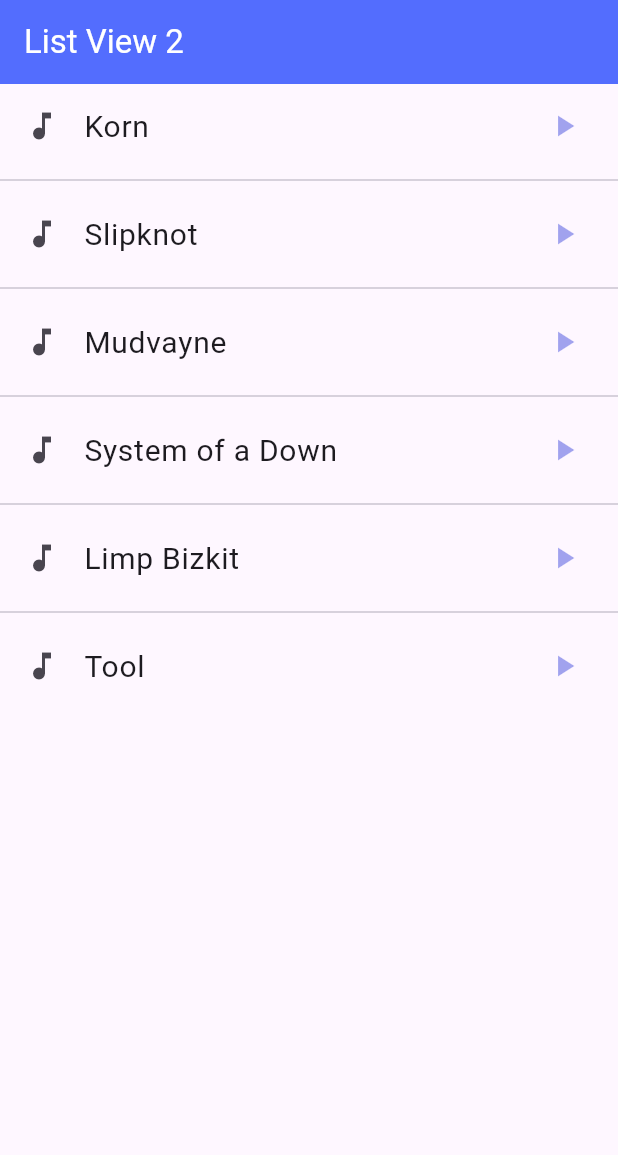
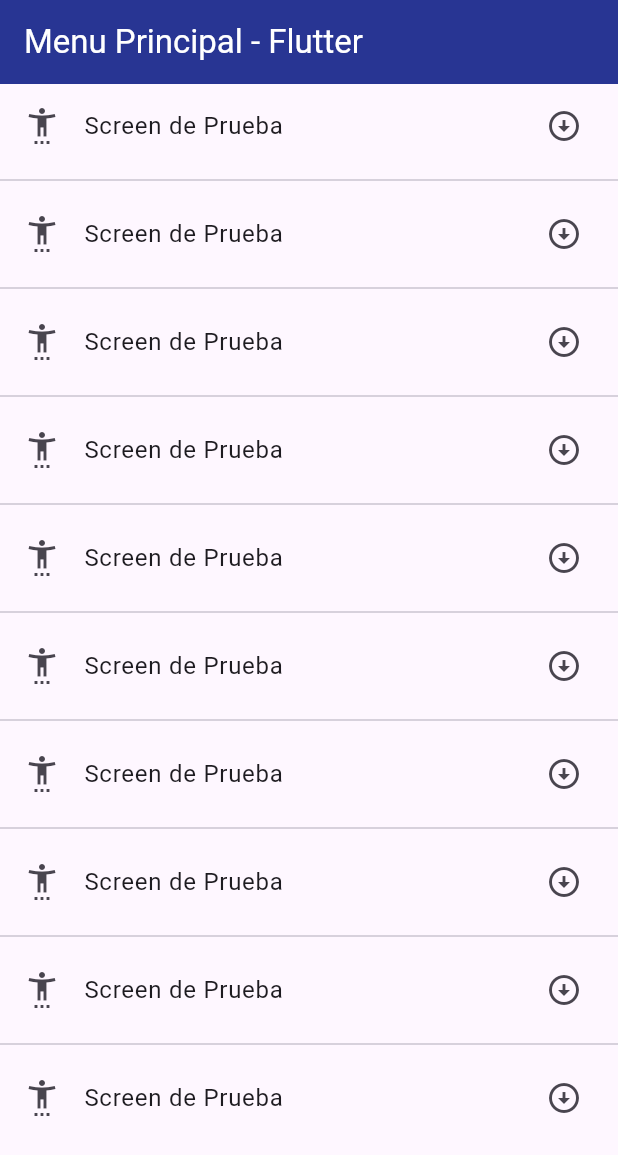
Before and after one commit to Odenfis/fl_componentes_b, a Flutter app: the screen it shows after launch, on a phone screen of 412 x 824 dp. Shown: the top 1155 px of the screen. Run offline on Flutter 3.47's test engine with Material 3 defaults, Android fonts, the phone set to English and light mode, and no system bars.

Commit message:
mar21_1047

```diff
--- a/lib/main.dart
+++ b/lib/main.dart
@@ -1,8 +1,6 @@
-import 'package:fl_componentes_grupob/screens/alert_screen.dart';
-import 'package:fl_componentes_grupob/screens/card_screen.dart';
-import 'package:fl_componentes_grupob/screens/list_view1.dart';
-import 'package:fl_componentes_grupob/screens/list_view2.dart';
+
 import 'package:flutter/material.dart';
+import 'screens/screens.dart';
 
 void main() => runApp(const MyApp());
 
@@ -14,8 +12,10 @@
     return MaterialApp(
       debugShowCheckedModeBanner: false,
       title: 'Componentes Grupo B',
-      home: ListView2Screen(),
+      //home: ListView2Screen(),
+      initialRoute: 'home',
       routes: {
+        'home':(BuildContext context) => HomeScreen(),
         'listview1':(BuildContext context) => ListView1Screen(),
         'listview2':(BuildContext context) => ListView2Screen(),
         'card':(BuildContext context) => CardScreen(),
--- /dev/null
+++ b/lib/screens/home_screen.dart
@@ -0,0 +1,34 @@
+//import 'package:fl_componentes_grupob/screens/screens.dart';
+import 'package:flutter/material.dart';
+
+class HomeScreen extends StatelessWidget {
+
+  const HomeScreen({super.key});
+
+  @override
+  Widget build(BuildContext context) {
+    return Scaffold(
+      appBar: AppBar(
+        title: Text('Menu Principal - Flutter', style: TextStyle(color: Colors.white),),
+        elevation: 0,
+        backgroundColor: Colors.indigo[800],
+      ),
+      body: ListView.separated(
+        itemBuilder:(context, index) => ListTile(
+          leading: Icon(Icons.settings_accessibility),
+          title: Text('Screen de Prueba'),
+          trailing: Icon(Icons.arrow_circle_down),
+          onTap: () {
+            /*
+            final route = MaterialPageRoute(
+              builder:(context) => AlertScreen(),
+              );
+              Navigator.push(context, route);*/
+              Navigator.pushNamed(context, 'alert');
+          },
+        ),
+        separatorBuilder:(context, index) => Divider(),
+        itemCount: 10)
+    );
+  }
+}
--- /dev/null
+++ b/lib/screens/screens.dart
@@ -0,0 +1,5 @@
+export 'package:fl_componentes_grupob/screens/home_screen.dart';
+export 'package:fl_componentes_grupob/screens/list_view1.dart';
+export 'package:fl_componentes_grupob/screens/list_view2.dart';
+export 'package:fl_componentes_grupob/screens/card_screen.dart';
+export 'package:fl_componentes_grupob/screens/alert_screen.dart';
```
